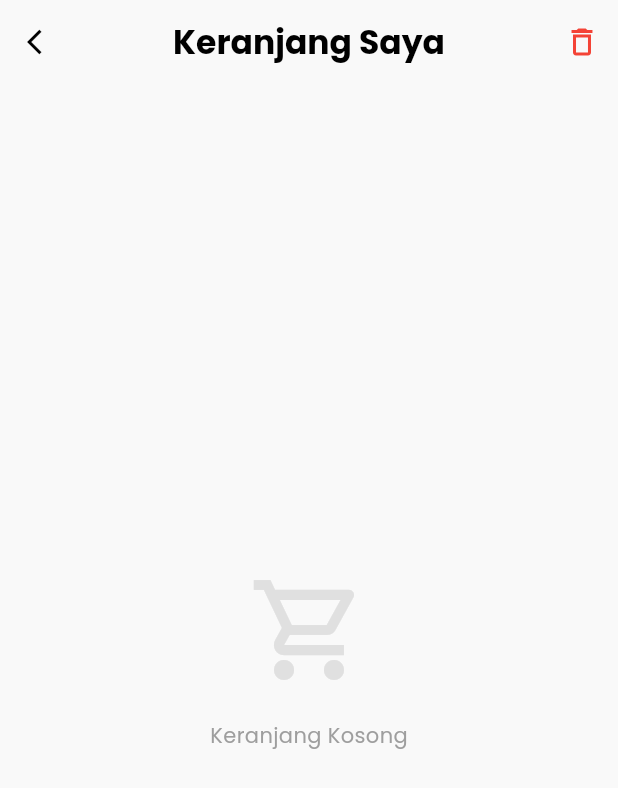
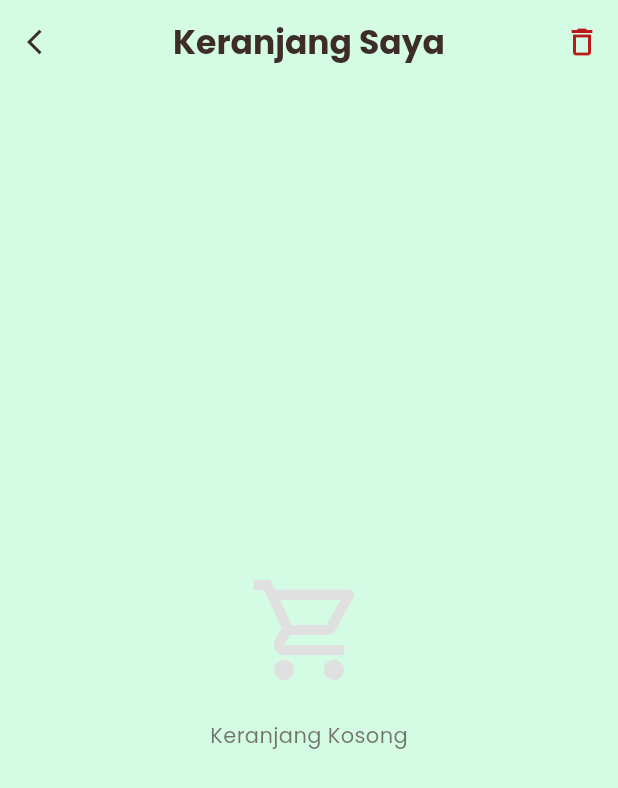
Before and after one commit to veo3yopi/herbal, a Flutter app: the screen it shows after launch, after a tap on the "shopping bag" icon, on a phone screen of 412 x 824 dp. Shown: the top 788 px of the screen. Run offline on Flutter 3.47's test engine with Material 3 defaults, Android fonts, the light colour scheme and no system bars; our stand-ins replace google_fonts; network calls fail.

Commit message:
Tambah sistem tema terpusat (AppColors/AppTheme), hubungkan ke MaterialApp, dan terapkan konsisten di home, login, detail, serta cart. Generalisasi kartu produk (CoffeCard → ProductCard) dengan layout lebih proporsional dan grid yang bebas overflow. Sinkronkan semua halaman ke warna/typografi tema; bulatkan search bar; bersihkan warna hardcode. Perbaiki keranjang: harga disimpan sebagai int, format currency, dan perhitungan total tanpa parsing string.

```diff
--- a/lib/features/cart/cart_page.dart
+++ b/lib/features/cart/cart_page.dart
@@ -1,5 +1,6 @@
 import 'package:coffe/features/cart/cart_provider.dart';
 import 'package:flutter/material.dart';
+import 'package:intl/intl.dart';
 import 'package:provider/provider.dart';
 
 class CartPage extends StatefulWidget {
@@ -12,6 +13,15 @@ class CartPage extends StatefulWidget {
 class _CartPageState extends State<CartPage> {
   @override
   Widget build(BuildContext context) {
+    final theme = Theme.of(context);
+    final primary = theme.colorScheme.primary;
+    final onSurface = theme.colorScheme.onSurface;
+    final muted = onSurface.withOpacity(0.65);
+    final formatter = NumberFormat.currency(
+      locale: 'id',
+      symbol: 'Rp ',
+      decimalDigits: 0,
+    );
     // consumer : "Mata-mata" yang mengawasi CartProdvide
     return Consumer<CartProvider>(
       builder: (context, cartProvider, child) {
@@ -19,31 +29,27 @@ class _CartPageState extends State<CartPage> {
         var cartItems = cartProvider.items;
 
         return Scaffold(
-          backgroundColor: const Color(0xFFF9F9F9),
+          backgroundColor: theme.scaffoldBackgroundColor,
           appBar: AppBar(
-            title: const Text(
+            title: Text(
               "Keranjang Saya",
-              style: TextStyle(
-                fontWeight: FontWeight.bold,
-                color: Colors.black,
-              ),
+              style: TextStyle(fontWeight: FontWeight.bold, color: onSurface),
             ),
             centerTitle: true,
             backgroundColor: Colors.transparent,
             elevation: 0,
             leading: IconButton(
               onPressed: () => Navigator.pop(context),
-              icon: const Icon(
-                Icons.arrow_back_ios,
-                color: Colors.black,
-                size: 20,
-              ),
+              icon: Icon(Icons.arrow_back_ios, color: onSurface, size: 20),
             ),
             actions: [
               // Tombl sampa untuk hapus semua
               IconButton(
                 onPressed: () => cartProvider.clearCart(),
-                icon: const Icon(Icons.delete_outline, color: Colors.red),
+                icon: Icon(
+                  Icons.delete_outline,
+                  color: theme.colorScheme.error,
+                ),
               ),
             ],
           ),
@@ -60,10 +66,7 @@ class _CartPageState extends State<CartPage> {
                         color: Colors.grey[300],
                       ),
                       const SizedBox(height: 20),
-                      Text(
-                        "Keranjang Kosong",
-                        style: TextStyle(color: Colors.grey[500]),
-                      ),
+                      Text("Keranjang Kosong", style: TextStyle(color: muted)),
                     ],
                   ),
                 )
@@ -76,7 +79,7 @@ class _CartPageState extends State<CartPage> {
                       margin: const EdgeInsets.only(bottom: 20),
                       padding: const EdgeInsets.all(15),
                       decoration: BoxDecoration(
-                        color: Colors.white,
+                        color: theme.cardColor,
                         borderRadius: BorderRadius.circular(20),
                         boxShadow: [
                           BoxShadow(
@@ -107,24 +110,22 @@ class _CartPageState extends State<CartPage> {
                               children: [
                                 Text(
                                   item['name'],
-                                  style: const TextStyle(
+                                  style: TextStyle(
                                     fontWeight: FontWeight.bold,
                                     fontSize: 16,
+                                    color: onSurface,
                                   ),
                                 ),
                                 Text(
                                   "Size: ${item["size"]}",
-                                  style: TextStyle(
-                                    color: Colors.grey[500],
-                                    fontSize: 12,
-                                  ),
+                                  style: TextStyle(color: muted, fontSize: 12),
                                 ),
                                 const SizedBox(height: 5),
                                 Text(
-                                  "Rp ${item["price"]}",
-                                  style: const TextStyle(
+                                  formatter.format(item["price"] as int),
+                                  style: TextStyle(
                                     fontWeight: FontWeight.bold,
-                                    color: Color(0xFFD17842),
+                                    color: primary,
                                   ),
                                 ),
                               ],
@@ -137,7 +138,7 @@ class _CartPageState extends State<CartPage> {
                               vertical: 5,
                             ),
                             decoration: BoxDecoration(
-                              color: const Color(0xFFF5F5F5),
+                              color: theme.colorScheme.surfaceVariant,
                               borderRadius: BorderRadius.circular(20),
                             ),
                             child: Row(
@@ -151,7 +152,7 @@ class _CartPageState extends State<CartPage> {
                                   child: const Icon(
                                     Icons.remove,
                                     size: 18,
-                                    color: Color(0xFF4E342E),
+                                    color: Colors.black87,
                                   ),
                                 ),
                                 Padding(
@@ -178,7 +179,7 @@ class _CartPageState extends State<CartPage> {
                                   child: const Icon(
                                     Icons.add,
                                     size: 18,
-                                    color: Color(0xFF4E342E),
+                                    color: Colors.black87,
                                   ),
                                 ),
                               ],
@@ -196,7 +197,7 @@ class _CartPageState extends State<CartPage> {
               : Container(
                   padding: const EdgeInsets.all(25),
                   decoration: BoxDecoration(
-                    color: Colors.white,
+                    color: theme.cardColor,
                     borderRadius: const BorderRadius.only(
                       topLeft: Radius.circular(30),
                       topRight: Radius.circular(30),
@@ -216,17 +217,14 @@ class _CartPageState extends State<CartPage> {
                       Row(
                         mainAxisAlignment: MainAxisAlignment.spaceBetween,
                         children: [
-                          const Text(
-                            "Total Harga",
-                            style: TextStyle(color: Colors.grey),
-                          ),
+                          Text("Total Harga", style: TextStyle(color: muted)),
                           // Tolal harga realtime
                           Text(
-                            "Rp ${cartProvider.totalPrice}",
+                            formatter.format(cartProvider.totalPrice),
                             style: TextStyle(
                               fontWeight: FontWeight.bold,
                               fontSize: 20,
-                              color: Color(0xFF4E342E),
+                              color: primary,
                             ),
                           ),
                         ],
@@ -259,10 +257,10 @@ class _CartPageState extends State<CartPage> {
                                         Navigator.pop(context);
                                         _processPayment(cartProvider);
                                       },
-                                      child: const Text(
+                                      child: Text(
                                         "Bayar",
                                         style: TextStyle(
-                                          color: Color(0xFFD17842),
+                                          color: primary,
                                           fontWeight: FontWeight.bold,
                                         ),
                                       ),
@@ -273,7 +271,7 @@ class _CartPageState extends State<CartPage> {
                             );
                           },
                           style: ElevatedButton.styleFrom(
-                            backgroundColor: const Color(0xFFD17842),
+                            backgroundColor: primary,
                             shape: RoundedRectangleBorder(
                               borderRadius: BorderRadius.circular(20),
                             ),
@@ -301,8 +299,10 @@ class _CartPageState extends State<CartPage> {
     showDialog(
       context: context,
       barrierDismissible: false,
-      builder: (context) => const Center(
-        child: CircularProgressIndicator(color: Color(0xFFD17842)),
+      builder: (context) => Center(
+        child: CircularProgressIndicator(
+          color: Theme.of(context).colorScheme.primary,
+        ),
       ),
     );
 
@@ -320,8 +320,12 @@ class _CartPageState extends State<CartPage> {
         context: context,
         barrierDismissible: false,
         builder: (context) {
+          final theme = Theme.of(context);
+          final primary = theme.colorScheme.primary;
+          final onSurface = theme.colorScheme.onSurface;
+          final muted = onSurface.withOpacity(0.65);
           return AlertDialog(
-            backgroundColor: Colors.white,
+            backgroundColor: theme.cardColor,
             shape: RoundedRectangleBorder(
               borderRadius: BorderRadius.circular(20),
             ),
@@ -330,15 +334,18 @@ class _CartPageState extends State<CartPage> {
               children: [
                 const Icon(Icons.check_circle, color: Colors.green, size: 80),
                 const SizedBox(height: 20),
-                const Text(
+                Text(
                   "Pembayaran Berhasil!",
-                  style: TextStyle(fontSize: 20, fontWeight: FontWeight.bold),
+                  style: theme.textTheme.titleMedium?.copyWith(
+                    fontWeight: FontWeight.bold,
+                    color: onSurface,
+                  ),
                 ),
                 const SizedBox(height: 10),
-                const Text(
+                Text(
                   "Kopimu sedang disiapka. Mohon tunggu sebentar ya",
                   textAlign: TextAlign.center,
-                  style: TextStyle(color: Colors.grey),
+                  style: TextStyle(color: muted),
                 ),
                 const SizedBox(height: 20),
 
@@ -354,7 +361,7 @@ class _CartPageState extends State<CartPage> {
                       Navigator.pop(context);
                     },
                     style: ElevatedButton.styleFrom(
-                      backgroundColor: const Color(0xFFD17842),
+                      backgroundColor: primary,
                       shape: RoundedRectangleBorder(
                         borderRadius: BorderRadius.circular(15),
                       ),
--- a/lib/features/home/home_page.dart
+++ b/lib/features/home/home_page.dart
@@ -1,8 +1,7 @@
 import 'package:flutter/material.dart';
 import 'package:flutter/cupertino.dart';
-import 'package:google_fonts/google_fonts.dart';
 
-import '../../widget/coffe_card.dart';
+import '../../widget/product_card.dart';
 import '../detail/detail_page.dart';
 import '../cart/cart_page.dart';
 
@@ -21,7 +20,7 @@ class _HomePageState extends State<HomePage> {
       'price': 100000,
       'weight': "60 kapsul",
       'image':
-          'https://images.unsplash.com/photo-1514432324607-a09d9b4aefdd?w=800&q=80',
+          'https://down-id.img.susercontent.com/file/id-11134208-7ra0s-mdcokz4a1dbsaa',
     },
     {
       'name': 'Lambungku',
@@ -73,7 +72,7 @@ class _HomePageState extends State<HomePage> {
     final theme = Theme.of(context);
     // ukuran grid akan diatur lewat childAspectRatio saja agar responsif
     return Scaffold(
-      backgroundColor: theme.colorScheme.background,
+      backgroundColor: theme.scaffoldBackgroundColor,
       // Safe area memasikan konten tidak tertutup poni HP
       body: SafeArea(
         child: Padding(
@@ -96,7 +95,7 @@ class _HomePageState extends State<HomePage> {
                       const Text(
                         'Yopi Hendrian',
                         style: TextStyle(
-                          fontSize: 24,
+                          fontSize: 26,
                           fontWeight: FontWeight.bold,
                           color: Colors.black87,
                         ),
@@ -106,11 +105,11 @@ class _HomePageState extends State<HomePage> {
 
                   // avaratar / foto profil
                   Container(
-                    width: 50,
-                    height: 50,
+                    width: 70,
+                    height: 70,
                     decoration: BoxDecoration(
                       color: Colors.grey[300],
-                      borderRadius: BorderRadius.circular(15),
+                      borderRadius: BorderRadius.circular(35),
                       image: const DecorationImage(
                         image: NetworkImage("https://i.pravatar.cc/150?img=11"),
                       ),
@@ -123,27 +122,33 @@ class _HomePageState extends State<HomePage> {
               // Bagian 2: Search Bar
               // kita buat search bar manual agar desainnya custom
               Container(
+                clipBehavior: Clip.antiAlias,
                 decoration: BoxDecoration(
                   color: Colors.white,
                   borderRadius: BorderRadius.circular(15),
                   boxShadow: [
                     BoxShadow(
-                      color: Colors.grey.withAlpha(26), // bayangan halus
+                      color: Colors.grey.withAlpha(30), // bayangan halus
                       spreadRadius: 1,
                       blurRadius: 10,
                       offset: const Offset(0, 3),
                     ),
                   ],
                 ),
-                child: const TextField(
+                child: TextField(
                   decoration: InputDecoration(
                     hintText: "Cari obat herbal...",
                     prefixIcon: Icon(
-                  CupertinoIcons.search,
+                      CupertinoIcons.search,
                       color: theme.colorScheme.primary,
                     ),
-                    border: InputBorder.none,
-                    contentPadding: EdgeInsets.all(15),
+                    filled: true,
+                    fillColor: Colors.white,
+                    border: OutlineInputBorder(
+                      borderRadius: BorderRadius.circular(30),
+                      borderSide: BorderSide.none,
+                    ),
+                    contentPadding: const EdgeInsets.all(15),
                   ),
                 ),
               ),
@@ -216,7 +221,7 @@ class _HomePageState extends State<HomePage> {
                             ),
                           );
                         },
-                        child: CoffeCard(
+                        child: ProductCard(
                           name: coffeeList[index]['name'] as String,
                           type: coffeeList[index]['type'] as String,
                           price: coffeeList[index]['price'] as int,
--- a/lib/theme/app_colors.dart
+++ b/lib/theme/app_colors.dart
@@ -1,9 +1,9 @@
 import 'package:flutter/material.dart';
 
 class AppColors {
-  static const Color primary = Color(0xFFD17842);
+  static const Color primary = Color.fromARGB(255, 50, 206, 96);
   static const Color secondary = Color(0xFF4E342E);
-  static const Color background = Color(0xFFF9F9F9);
+  static const Color background = Color.fromARGB(230, 207, 252, 226);
   static const Color surface = Colors.white;
   static const Color textPrimary = Color(0xFF3E2C28);
   static const Color textMuted = Color(0xFF7A7A7A);
--- a/lib/theme/app_theme.dart
+++ b/lib/theme/app_theme.dart
@@ -8,11 +8,9 @@ class AppTheme {
       seedColor: AppColors.primary,
       primary: AppColors.primary,
       secondary: AppColors.secondary,
-      background: AppColors.background,
       surface: AppColors.surface,
       onPrimary: Colors.white,
       onSecondary: Colors.white,
-      onBackground: AppColors.textPrimary,
       onSurface: AppColors.textPrimary,
     );
 
@@ -21,12 +19,13 @@ class AppTheme {
       colorScheme: colorScheme,
       scaffoldBackgroundColor: AppColors.background,
       textTheme: GoogleFonts.poppinsTextTheme().apply(
-        bodyColor: AppColors.textPrimary,
-        displayColor: AppColors.textPrimary,
+        bodyColor: colorScheme.onSurface,
+        displayColor: colorScheme.onSurface,
       ),
+      cardColor: colorScheme.surface,
       inputDecorationTheme: InputDecorationTheme(
         filled: true,
-        fillColor: Colors.white,
+        fillColor: colorScheme.surface,
         hintStyle: const TextStyle(color: AppColors.textMuted),
         border: OutlineInputBorder(
           borderRadius: BorderRadius.circular(15),
--- a/lib/widget/coffe_card.dart
+++ b/lib/widget/product_card.dart
@@ -1,7 +1,7 @@
 import 'package:intl/intl.dart';
 import 'package:flutter/material.dart';
 
-class CoffeCard extends StatelessWidget {
+class ProductCard extends StatelessWidget {
   final String name;
   final String type;
   final int price;
@@ -9,7 +9,7 @@ class CoffeCard extends StatelessWidget {
   final String imageUrl;
   final double rating;
 
-  const CoffeCard({
+  const ProductCard({
     super.key,
     required this.name,
     required this.type,
@@ -95,7 +95,7 @@ class CoffeCard extends StatelessWidget {
                 const SizedBox(height: 4),
                 Text(
                   weight,
-                  style: TextStyle(fontSize: 12, color: Colors.grey[500]),
+                  style: TextStyle(fontSize: 10, color: Colors.grey[600]),
                   maxLines: 1,
                   overflow: TextOverflow.ellipsis,
                 ),
```
Also changed, not shown: lib/features/auth/login_page.dart (+23 -21 lines), lib/features/cart/cart_provider.dart (+6 -12 lines), lib/features/detail/detail_page.dart (+38 -22 lines).
